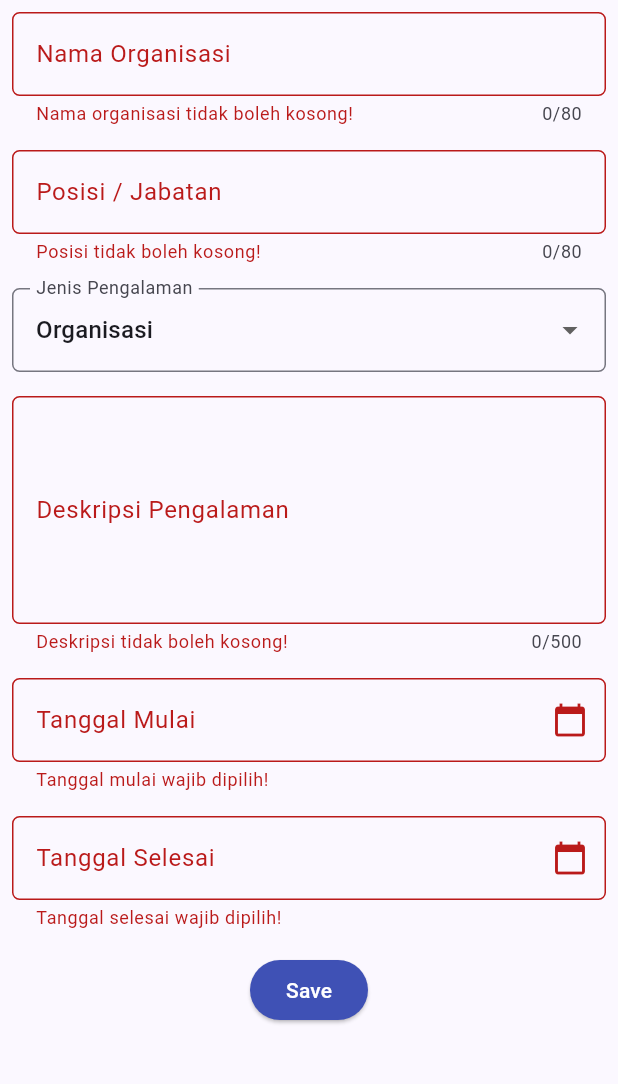
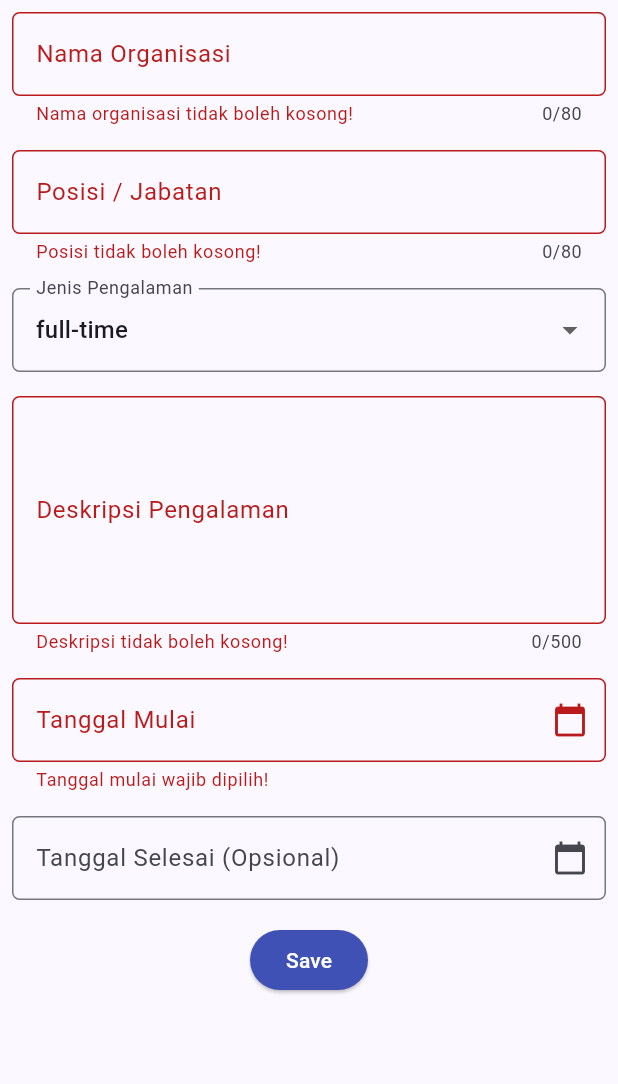
Before and after one commit to aufagit/myportofolio_mobile, a Flutter app: the ExperienceFormPage screen opened directly, after a tap on "Save", on a phone screen of 412 x 824 dp, the part 84-1168 px from its top. Run offline on Flutter 3.47's test engine with Material 3 defaults, Android fonts, the phone set to English and light mode, and no system bars; our stand-ins replace material_ui; generated files the repository leaves out were written again.

Commit message:
feat: connect experience form to authenticated API

```diff
--- a/lib/screens/experience_form.dart
+++ b/lib/screens/experience_form.dart
@@ -1,5 +1,11 @@
 import 'package:material_ui/material_ui.dart';
 import 'package:myportofolio_mobile/widgets/left_drawer.dart';
+import 'package:myportofolio_mobile/models/experience.dart';
+import 'package:myportofolio_mobile/services/api_client.dart';
+import 'package:myportofolio_mobile/services/auth_state.dart';
+import 'package:myportofolio_mobile/screens/experience_list_screen.dart';
+import 'package:myportofolio_mobile/widgets/auth_guard.dart';
+import 'package:provider/provider.dart';
 
 class ExperienceFormPage extends StatefulWidget {
   const ExperienceFormPage({super.key});
@@ -15,11 +21,12 @@ class _ExperienceFormPageState extends State<ExperienceFormPage> {
   String _organization = "";
   String _position = "";
   String _description = "";
-  String _experienceType = "Organisasi";
+  String _experienceType = "full-time";
 
   // Variabel untuk menyimpan tanggal
   DateTime? _startDate;
   DateTime? _endDate;
+  bool _isSubmitting = false;
 
   // Controller khusus input tanggal
   final _startDateController = TextEditingController();
@@ -27,11 +34,12 @@ class _ExperienceFormPageState extends State<ExperienceFormPage> {
 
   // Pilihan jenis pengalaman
   final List<String> _experienceTypes = [
-    'Organisasi',
-    'Magang',
-    'Volunteer',
-    'Kompetisi',
-    'Lainnya',
+    'internship',
+    'research',
+    'volunteer',
+    'part-time',
+    'full-time',
+    'freelance',
   ];
 
   // Mengubah tanggal menjadi teks
@@ -58,6 +66,99 @@ class _ExperienceFormPageState extends State<ExperienceFormPage> {
           _endDateController.text = _formatDate(selectedDate);
         }
       });
+    }
+  }
+
+  // === Submit Form ===
+  Future<void> _submit() async {
+    if (!_formKey.currentState!.validate()) return;
+
+    final loggedIn = await ensureLoggedIn(context);
+
+    if (!mounted || !loggedIn) return;
+
+    final auth = context.read<AuthState>();
+    final token = auth.token;
+
+    if (token == null) return;
+
+    final newExperience = Experience(
+      title: _position.trim(),
+      organization: _organization.trim(),
+      description: _description.trim(),
+      category: _experienceType,
+      startedAt: _startDate!,
+      endedAt: _endDate,
+    );
+
+    setState(() {
+      _isSubmitting = true;
+    });
+
+    try {
+      final experience = await context.read<ApiClient>().createExperience(
+        newExperience,
+        token: token,
+      );
+
+      if (!mounted) return;
+
+      await showDialog<void>(
+        context: context,
+        builder: (context) {
+          return AlertDialog(
+            title: const Text('Pengalaman berhasil ditambahkan!'),
+            content: Text('${experience.title}\n${experience.organization}'),
+            actions: [
+              TextButton(
+                onPressed: () {
+                  Navigator.pop(context);
+                },
+                child: const Text('OK'),
+              ),
+            ],
+          );
+        },
+      );
+
+      if (!mounted) return;
+
+      Navigator.pushReplacement(
+        context,
+        MaterialPageRoute(builder: (context) => const ExperienceListScreen()),
+      );
+    } on ApiException catch (e) {
+      if (!mounted) return;
+
+      if (e.statusCode == 401) {
+        await auth.logout();
+
+        if (!mounted) return;
+
+        ScaffoldMessenger.of(context).showSnackBar(
+          const SnackBar(
+            content: Text('Sesi berakhir, silakan login kembali.'),
+          ),
+        );
+
+        await ensureLoggedIn(context);
+      } else {
+        ScaffoldMessenger.of(context).showSnackBar(
+          SnackBar(content: Text('Failed to save: ${e.statusCode}')),
+        );
+      }
+    } catch (_) {
+      if (!mounted) return;
+
+      ScaffoldMessenger.of(context).showSnackBar(
+        const SnackBar(content: Text('Failed to connect to the server.')),
+      );
+    } finally {
+      if (mounted) {
+        setState(() {
+          _isSubmitting = false;
+        });
+      }
     }
   }
 
@@ -232,7 +333,7 @@ class _ExperienceFormPageState extends State<ExperienceFormPage> {
                   readOnly: true,
                   decoration: InputDecoration(
                     hintText: "Pilih tanggal selesai",
-                    labelText: "Tanggal Selesai",
+                    labelText: "Tanggal Selesai (Opsional)",
                     suffixIcon: const Icon(Icons.calendar_today),
                     border: OutlineInputBorder(
                       borderRadius: BorderRadius.circular(5.0),
@@ -242,11 +343,9 @@ class _ExperienceFormPageState extends State<ExperienceFormPage> {
                     _selectDate(false);
                   },
                   validator: (String? value) {
-                    if (_endDate == null) {
-                      return "Tanggal selesai wajib dipilih!";
-                    }
-
-                    if (_startDate != null && _endDate!.isBefore(_startDate!)) {
+                    if (_startDate != null &&
+                        _endDate != null &&
+                        _endDate!.isBefore(_startDate!)) {
                       return "Tanggal selesai tidak boleh sebelum tanggal mulai!";
                     }
 
@@ -261,53 +360,18 @@ class _ExperienceFormPageState extends State<ExperienceFormPage> {
                 child: Padding(
                   padding: const EdgeInsets.all(8.0),
                   child: ElevatedButton(
-                    style: ButtonStyle(
-                      backgroundColor: WidgetStateProperty.all(Colors.indigo),
+                    style: ElevatedButton.styleFrom(
+                      backgroundColor: Colors.indigo,
+                      foregroundColor: Colors.white,
                     ),
-                    onPressed: () {
-                      if (_formKey.currentState!.validate()) {
-                        showDialog(
-                          context: context,
-                          builder: (context) {
-                            return AlertDialog(
-                              title: const Text(
-                                'Pengalaman berhasil ditambahkan!',
-                              ),
-                              content: SingleChildScrollView(
-                                child: Column(
-                                  mainAxisSize: MainAxisSize.min,
-                                  crossAxisAlignment: CrossAxisAlignment.start,
-                                  children: [
-                                    Text('Organisasi: $_organization'),
-                                    Text('Posisi: $_position'),
-                                    Text('Jenis: $_experienceType'),
-                                    Text('Deskripsi: $_description'),
-                                    Text(
-                                      'Tanggal Mulai: ${_formatDate(_startDate!)}',
-                                    ),
-                                    Text(
-                                      'Tanggal Selesai: ${_formatDate(_endDate!)}',
-                                    ),
-                                  ],
-                                ),
-                              ),
-                              actions: [
-                                TextButton(
-                                  child: const Text('OK'),
-                                  onPressed: () {
-                                    Navigator.pop(context);
-                                  },
-                                ),
-                              ],
-                            );
-                          },
-                        );
-                      }
-                    },
-                    child: const Text(
-                      "Save",
-                      style: TextStyle(color: Colors.white),
-                    ),
+                    onPressed: _isSubmitting ? null : _submit,
+                    child: _isSubmitting
+                        ? const SizedBox(
+                            height: 20,
+                            width: 20,
+                            child: CircularProgressIndicator(strokeWidth: 2),
+                          )
+                        : const Text('Save'),
                   ),
                 ),
               ),
--- a/lib/screens/menu.dart
+++ b/lib/screens/menu.dart
@@ -14,6 +14,7 @@ class MyHomePage extends StatelessWidget {
     ItemHomepage("Lihat Edukasi", Icons.folder, Colors.green),
     ItemHomepage("Tambah Edukasi", Icons.add_circle, Colors.red),
     ItemHomepage("Logout", Icons.logout, Colors.blueAccent),
+    ItemHomepage("Lihat Pengalaman", Icons.work_outline, Colors.orange),
     ItemHomepage("Tambah Pengalaman", Icons.work, Colors.deepPurple),
   ];
 
--- a/lib/widgets/left_drawer.dart
+++ b/lib/widgets/left_drawer.dart
@@ -5,6 +5,7 @@ import 'package:myportofolio_mobile/screens/experience_form.dart';
 import 'package:myportofolio_mobile/services/auth_state.dart';
 import 'package:myportofolio_mobile/widgets/auth_guard.dart';
 import 'package:provider/provider.dart';
+import 'package:myportofolio_mobile/screens/experience_list_screen.dart';
 
 class LeftDrawer extends StatelessWidget {
   const LeftDrawer({super.key});
@@ -65,8 +66,25 @@ class LeftDrawer extends StatelessWidget {
 
           ListTile(
             leading: const Icon(Icons.work_outline),
+            title: const Text('View Experience'),
+            onTap: () {
+              Navigator.pushReplacement(
+                context,
+                MaterialPageRoute(
+                  builder: (context) => const ExperienceListScreen(),
+                ),
+              );
+            },
+          ),
+
+          ListTile(
+            leading: const Icon(Icons.work_outline),
             title: const Text('Add Experience'),
-            onTap: () {
+            onTap: () async {
+              final loggedIn = await ensureLoggedIn(context);
+
+              if (!context.mounted || !loggedIn) return;
+
               Navigator.pushReplacement(
                 context,
                 MaterialPageRoute(
```
Also changed, not shown: lib/widgets/project_card.dart (+31 -10 lines).
